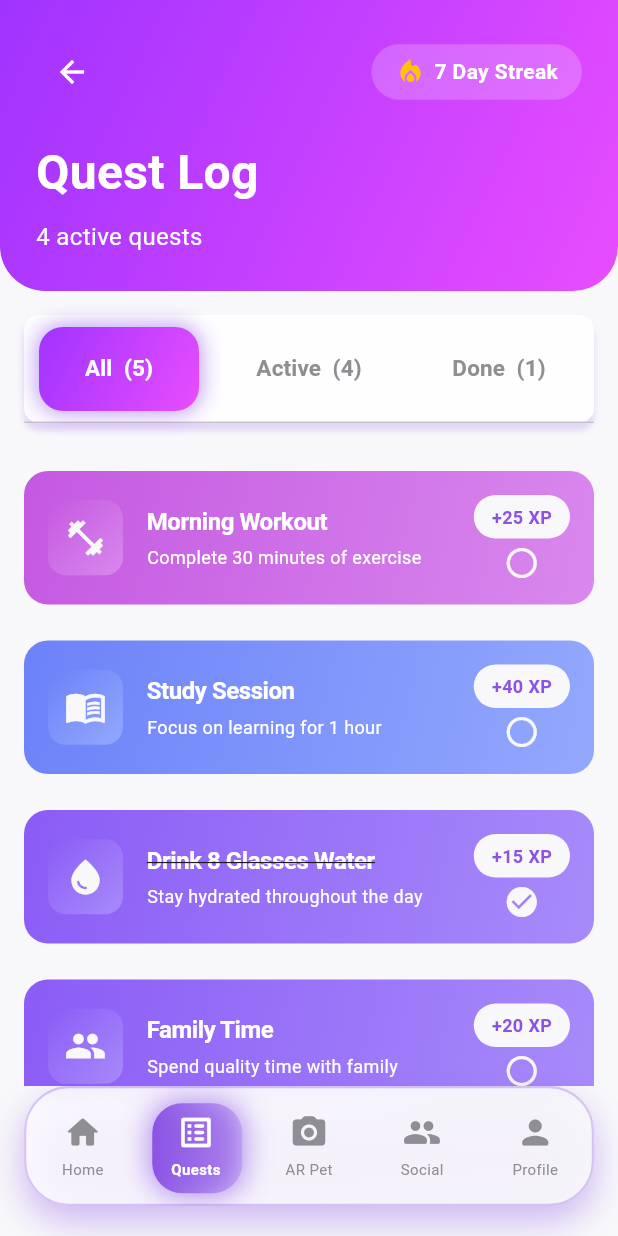
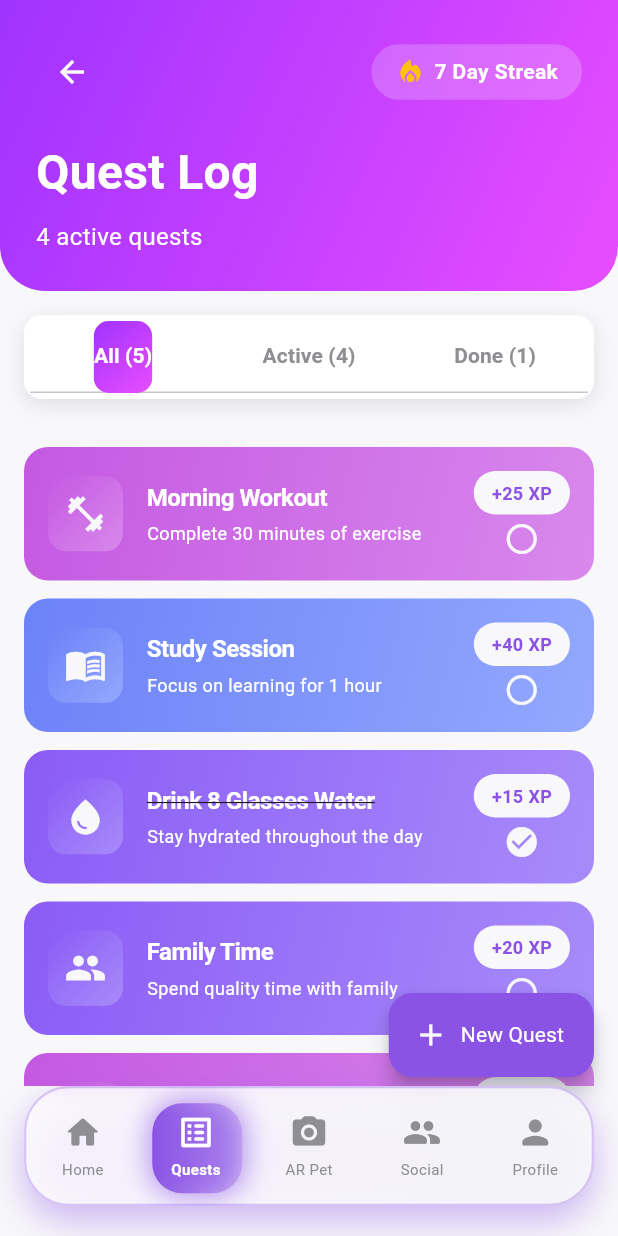
Before and after one commit to Mehreen-siddique/Real_Life_RPG_Overlay, a Flutter app: the MainContainerScreen screen opened directly, item 2 of the bottom bar chosen, on a phone screen of 412 x 824 dp. Run offline on Flutter 3.47's test engine with Material 3 defaults, Android fonts, the phone set to English and light mode, and no system bars; our stand-ins replace font_awesome_flutter; accounts and stored records are empty.

Commit message:
Update the questList Screen with fAB button and fetching the data from quest card screen.

```diff
--- a/lib/Screens/Home/MainContainer.dart
+++ b/lib/Screens/Home/MainContainer.dart
@@ -18,7 +18,7 @@ class _MainContainerScreenState extends State<MainContainerScreen> {
 
   final List<Widget> _screens = const [
     HomeScreen(),
-    Questlist(),
+    QuestListScreen(),
     // ARPetScreen(),
     // SocialScreen(),
     // ProfileScreen(),
@@ -27,7 +27,7 @@ class _MainContainerScreenState extends State<MainContainerScreen> {
   @override
   Widget build(BuildContext context) {
     return Scaffold(
-      extendBody: true, // Yeh zaroori hai tumhare glassmorphism nav ke liye
+      extendBody: true,
       body: IndexedStack(
         index: _currentIndex,
         children: _screens,
--- a/lib/Screens/Home/homeScreen.dart
+++ b/lib/Screens/Home/homeScreen.dart
@@ -581,7 +581,7 @@ class _HomeScreenState extends State<HomeScreen> {
 
     return Scaffold(
       backgroundColor: AppColors.lightBackground,
-      extendBody: true, // Important for transparent bottom nav
+      extendBody: true,
       body: Container(
         child: SafeArea(
           bottom: false,
@@ -590,7 +590,7 @@ class _HomeScreenState extends State<HomeScreen> {
               left: 16,
               right: 16,
               top: 16,
-              bottom: 100, // Space for bottom nav
+              bottom: 100,
             ),
             child: Column(
               crossAxisAlignment: CrossAxisAlignment.start,
@@ -614,30 +614,6 @@ class _HomeScreenState extends State<HomeScreen> {
           ),
         ),
       ),
-
-
-      // bottomNavigationBar: RPGBottomNavBar(
-      //   currentIndex: _currentNavIndex,
-      //   onTap: (index) {
-      //     setState(() {
-      //       _currentNavIndex = index;
-      //     });
-      //
-      //     // Show coming soon for other tabs
-      //     if (index != 0) {
-      //       ScaffoldMessenger.of(context).showSnackBar(
-      //         SnackBar(
-      //           content: Text(_getTabName(index) + ' - Coming Soon!'),
-      //           backgroundColor: AppColors.primaryPurple,
-      //           duration: const Duration(seconds: 1),
-      //         ),
-      //       );
-      //     }
-      //   },
-      // ),
-
-
-
     );
   }
 }
--- a/lib/Screens/QuestList.dart
+++ b/lib/Screens/QuestList.dart
@@ -1,22 +1,24 @@
+// screens/quest/quest_list_screen.dart
+
 import 'package:flutter/material.dart';
 import 'package:real_life_rpg/Models/quest.dart';
 import 'package:real_life_rpg/utils/constants.dart';
+import '../Widgets/quest_card.dart' show QuestCard;
 
-import '../widgets/quest_card.dart';
 
-class Questlist extends StatefulWidget {
-  const Questlist({super.key});
+class QuestListScreen extends StatefulWidget {
+  const QuestListScreen({Key? key}) : super(key: key);
 
   @override
-  State<Questlist> createState() => _QuestlistState();
+  State<QuestListScreen> createState() => _QuestListScreenState();
 }
 
-class _QuestlistState extends State<Questlist> with SingleTickerProviderStateMixin {
+class _QuestListScreenState extends State<QuestListScreen>
+    with SingleTickerProviderStateMixin {
   late TabController _tabController;
   List<Quest> _allQuests = [];
   List<Quest> _activeQuests = [];
   List<Quest> _completedQuests = [];
-
 
   @override
   void initState() {
@@ -26,6 +28,7 @@ class _QuestlistState extends State<Questlist> with SingleTickerProviderStateMix
   }
 
   void _loadQuests() {
+    // Use existing Quest.getDailyQuests() method
     _allQuests = Quest.getDailyQuests();
     _activeQuests = _allQuests.where((q) => !q.isCompleted).toList();
     _completedQuests = _allQuests.where((q) => q.isCompleted).toList();
@@ -37,11 +40,7 @@ class _QuestlistState extends State<Questlist> with SingleTickerProviderStateMix
     _tabController.dispose();
     super.dispose();
   }
-
-
-
-
-//header build...
+// header section
   Widget _buildHeader() {
     return Container(
       padding: const EdgeInsets.all(24),
@@ -113,126 +112,104 @@ class _QuestlistState extends State<Questlist> with SingleTickerProviderStateMix
     );
   }
 
-  //tab section
+  //tabbar section
   Widget _buildTabBar() {
     return Container(
       margin: const EdgeInsets.all(16),
-      padding: const EdgeInsets.symmetric(vertical: 0, horizontal: 0),
+      padding: const EdgeInsets.all(4),
       decoration: BoxDecoration(
-        color: AppColors.cardBackground.withOpacity(0.95),
-        borderRadius: BorderRadius.circular(10),
-        boxShadow: [
-          BoxShadow(
-            color: AppColors.primaryPurple.withOpacity(0.2),
-            blurRadius: 3,
-            offset: const Offset(0, 5),
-          ),
-       ],
+        color: AppColors.whiteBackground,
+        borderRadius: BorderRadius.circular(12),
+        boxShadow: AppShadows.cardShadow,
       ),
       child: TabBar(
         controller: _tabController,
-        indicatorSize: TabBarIndicatorSize.tab,
-        indicatorPadding: const EdgeInsets.symmetric(horizontal: 10, vertical: 8),
         indicator: BoxDecoration(
           gradient: AppGradients.primaryPurple,
-          borderRadius: BorderRadius.circular(16),
-          boxShadow: [
-            BoxShadow(
-              color: AppColors.primaryPurple.withOpacity(0.6),
-              blurRadius: 12,
-              spreadRadius: 1,
-            ),
-          ],
+          borderRadius: BorderRadius.circular(10),
         ),
         labelColor: Colors.white,
         unselectedLabelColor: AppColors.textGray,
-        labelStyle: const TextStyle(fontWeight: FontWeight.bold, fontSize: 15),
-        labelPadding: const EdgeInsets.symmetric(horizontal: 20, vertical: 12),
+        labelStyle: const TextStyle(
+          fontWeight: FontWeight.bold,
+          fontSize: 14,
+        ),
         tabs: [
-          Tab(text: 'All  (${_allQuests.length})'),
-          Tab(text: 'Active  (${_activeQuests.length})'),
-          Tab(text: 'Done  (${_completedQuests.length})'),
+          Tab(text: 'All (${_allQuests.length})'),
+          Tab(text: 'Active (${_activeQuests.length})'),
+          Tab(text: 'Done (${_completedQuests.length})'),
         ],
       ),
     );
   }
 
-//quest section
-
+// quest card section
   Widget _buildQuestList(List<Quest> quests) {
-    // Empty State
     if (quests.isEmpty) {
       return Center(
-        child: Padding(
-          padding: const EdgeInsets.symmetric(horizontal: 32),
         child: Column(
           mainAxisAlignment: MainAxisAlignment.center,
           children: [
             Icon(
-                Icons.assignment_late_outlined,
-                size: 90,
+              Icons.inbox_outlined,
+              size: 80,
               color: AppColors.textGray.withOpacity(0.3),
             ),
-              const SizedBox(height: 24),
+            const SizedBox(height: 16),
             Text(
-                'No quests in this tab',
-                style: AppTextStyles.heading.copyWith(
-                  fontSize: 20,
+              'No quests here',
+              style: AppTextStyles.subheading.copyWith(
                 color: AppColors.textGray,
               ),
             ),
-              const SizedBox(height: 12),
+            const SizedBox(height: 8),
             Text(
-                'All your quests will appear here when created.',
-                style: AppTextStyles.body.copyWith(
-                  color: AppColors.textGray.withOpacity(0.7),
-                  fontSize: 15,
-                ),
-                textAlign: TextAlign.center,
+              'Create your first quest to get started!',
+              style: AppTextStyles.body,
             ),
           ],
-          ),
         ),
       );
     }
 
-    // Real Quest List - Using Your Perfect QuestCard
     return ListView.builder(
-      padding: const EdgeInsets.fromLTRB(16, 16, 16, 120), // Extra bottom for FAB
+      padding: const EdgeInsets.all(16),
       itemCount: quests.length,
       itemBuilder: (context, index) {
-        final quest = quests[index];
+        // Use existing QuestCard widget from home screen
+        return QuestCard(
+          quest: quests[index],
 
-        return Padding(
-          padding: const EdgeInsets.only(bottom: 12),
-          child: QuestCard(
-            quest: quest,
-            onTap: () {
-              // QuestsScreen pe tap karne se kuch nahi hoga (dialog nahi khulega)
-              // Tum yahan swipe to complete, long press, ya button se complete karogi
-              // Abhi ke liye blank rakha hai — bilkul safe aur clean
+          onTap: () async {
+            // final result = await Navigator.push(
+            //   context,
+            //   MaterialPageRoute(
+            //     builder: (_) => QuestDetailScreen(quest: quests[index]),
+            //   ),
+            // );
+            //
+            // if (result == true) {
+            //   _loadQuests();
+            // }
           },
-          ),
         );
       },
     );
   }
 
-
-
-
   @override
   Widget build(BuildContext context) {
-    return Scaffold(
+    return
+      Scaffold(
+        extendBody: true,
       backgroundColor: AppColors.lightBackground,
-      body: SafeArea(child: Column(
-        mainAxisAlignment: MainAxisAlignment.start,
+      body: SafeArea(
+        child: Column(
           children: [
-
-          // header section
+            // Header
             _buildHeader(),
 
-          //tab bar section
+            // Tab Bar
             _buildTabBar(),
 
             // Tab Views
@@ -246,9 +223,52 @@ backgroundColor: AppColors.lightBackground,
                 ],
               ),
             ),
+          ],
+        ),
+      ),
 
-        ],
-      )),
+      // Floating Action Button
+      // floatingActionButton: FloatingActionButton.extended(
+      //   onPressed: (){
+      //     // final result = await Navigator.push(
+      //     //   context,
+      //     //   MaterialPageRoute(
+      //     //     builder: (_) => const CreateQuestScreen(),
+      //     //   ),
+      //     // );
+      //     //
+      //     // if (result == true) {
+      //     //   _loadQuests();
+      //     // }
+      //   },
+      //   backgroundColor: AppColors.primaryPurple,
+      //   icon:  Icon(Icons.add),
+      //   label:  Text('New Quest'),
+      // ),
+
+        floatingActionButtonLocation: FloatingActionButtonLocation.endFloat,
+
+        floatingActionButton: Padding(
+          padding: const EdgeInsets.only(bottom:90),
+          child: FloatingActionButton.extended(
+            onPressed: () {
+              // Navigator.push(...).then(...);
+            },
+            backgroundColor: AppColors.primaryPurple,
+            icon: Icon(Icons.add,
+              color: AppColors.lightBackground,
+            ),
+            label: Text('New Quest',
+              style: AppTextStyles.bodyWhite,
+            ),
+          ),
+        ),
     );
   }
+
+
+
+
+
+
 }
```
Lines whose indentation alone changed are shown as unchanged.
